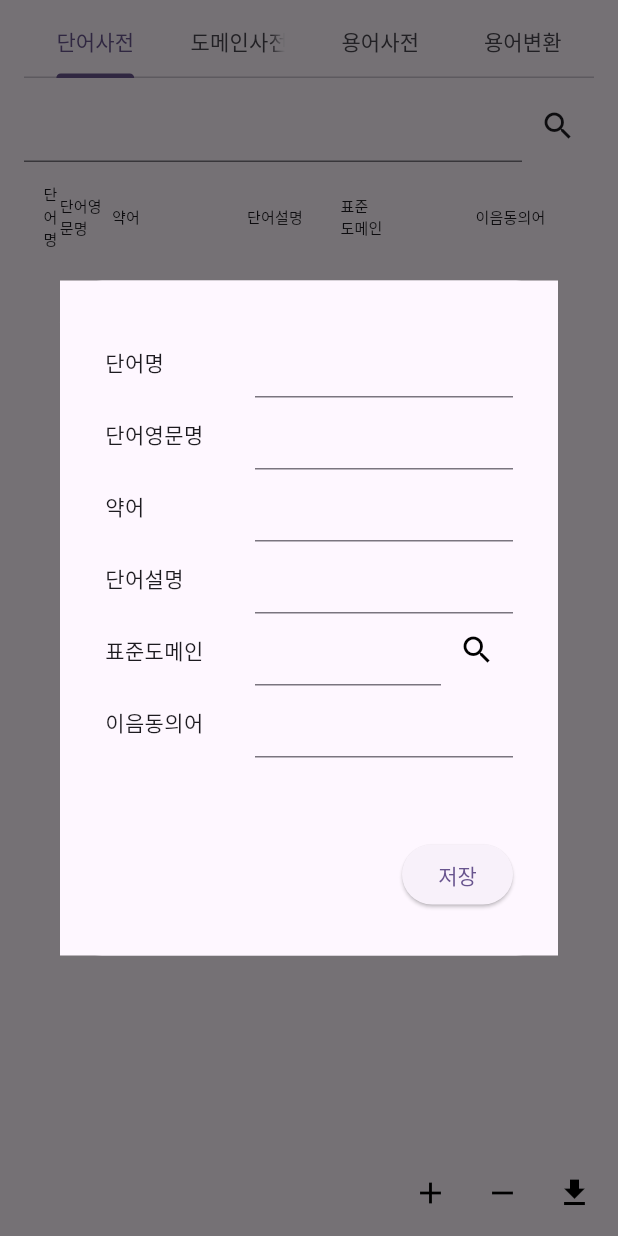
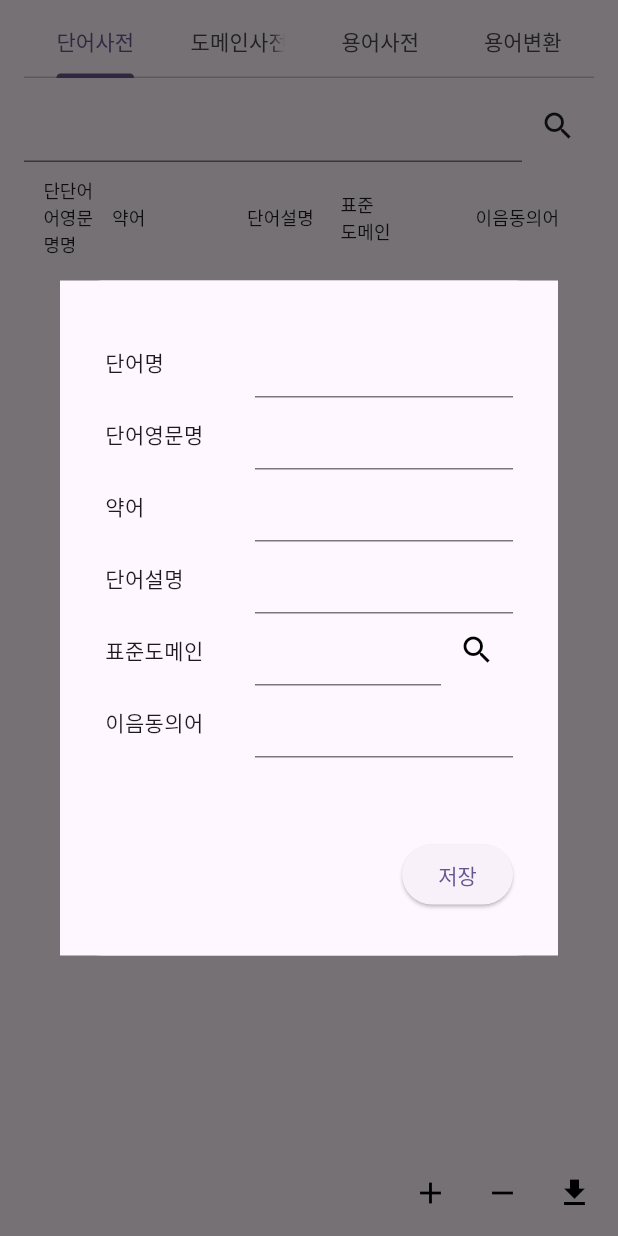
Before and after one commit to friendstone2021/word_dictionary, a Flutter app: the screen it shows after launch, after a tap on the "add" icon, on a phone screen of 412 x 824 dp. Run offline on Flutter 3.47's test engine with Material 3 defaults, Android fonts, the phone set to English and light mode, and no system bars; drawn by our look-alikes of data_table_2; our stand-ins replace file_picker, flutter_screenutil, sqflite, sqflite_common_ffi; missing offline and left inert: excel; accounts and stored records are empty.

Commit message:
textStyle 변경

```diff
--- a/lib/tab_word.dart
+++ b/lib/tab_word.dart
@@ -16,6 +16,8 @@ class TabWord extends StatefulWidget{
 }
 
 class TabWordState extends State<TabWord> with AutomaticKeepAliveClientMixin{
+
+  TextStyle ts = const TextStyle(fontSize: 12);
 
   List<ModelWord> data = [];
 
@@ -71,14 +73,14 @@ class TabWordState extends State<TabWord> with AutomaticKeepAliveClientMixin{
               )),
           child: DataTable2(
             columnSpacing: 0,
-            columns: const [
-              DataColumn2(label: SelectableText('단어명', style: TextStyle(fontSize: 10)), size: ColumnSize.S),
-              DataColumn2(label: SelectableText('단어영문명', style: TextStyle(fontSize: 10)), size: ColumnSize.S),
-              DataColumn2(label: SelectableText('약어', style: TextStyle(fontSize: 10)), fixedWidth: 90),
-              DataColumn2(label: SelectableText('단어설명', style: TextStyle(fontSize: 10)), size: ColumnSize.L),
+            columns: [
+              DataColumn2(label: SelectableText('단어명', style: ts), size: ColumnSize.S),
+              DataColumn2(label: SelectableText('단어영문명', style: ts), size: ColumnSize.S),
+              DataColumn2(label: SelectableText('약어', style: ts), fixedWidth: 90),
+              DataColumn2(label: SelectableText('단어설명', style: ts), size: ColumnSize.L),
               // DataColumn2(label: SelectableText('형식\n단어\n여부'), size: ColumnSize.S),
-              DataColumn2(label: SelectableText('표준\n도메인', style: TextStyle(fontSize: 10)), fixedWidth: 90),
-              DataColumn2(label: SelectableText('이음동의어', style: TextStyle(fontSize: 10)), fixedWidth: 90),
+              DataColumn2(label: SelectableText('표준\n도메인', style: ts), fixedWidth: 90),
+              DataColumn2(label: SelectableText('이음동의어', style: ts), fixedWidth: 90),
             ],
             // rows: rowData,
             rows : data.isEmpty ? [] : List<DataRow2>.generate(data.length, (index) => makeRow(data.elementAt(index))),
@@ -163,12 +165,12 @@ class TabWordState extends State<TabWord> with AutomaticKeepAliveClientMixin{
         });
       },
       cells: [
-        DataCell(SelectableText(item.word as String, style: const TextStyle(fontSize: 10))),
-        DataCell(SelectableText(item.word_eng as String, style: const TextStyle(fontSize: 10))),
-        DataCell(SelectableText(item.word_short as String, style: const TextStyle(fontSize: 10))),
-        DataCell(SelectableText(item.word_desc as String, style: const TextStyle(fontSize: 10))),
-        DataCell(SelectableText(item.domain as String, style: const TextStyle(fontSize: 10))),
-        DataCell(SelectableText(item.word_same as String, style: const TextStyle(fontSize: 10))),
+        DataCell(SelectableText(item.word as String, style: ts)),
+        DataCell(SelectableText(item.word_eng as String, style: ts)),
+        DataCell(SelectableText(item.word_short as String, style: ts)),
+        DataCell(SelectableText(item.word_desc as String, style: ts)),
+        DataCell(SelectableText(item.domain as String, style: ts)),
+        DataCell(SelectableText(item.word_same as String, style: ts)),
       ]
     );
   }
```
